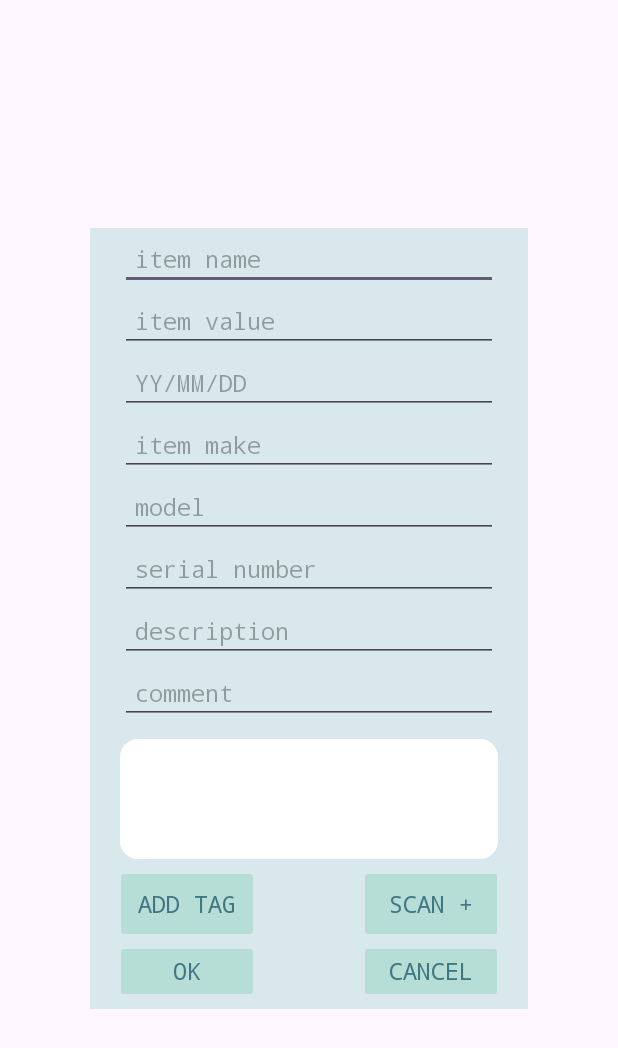
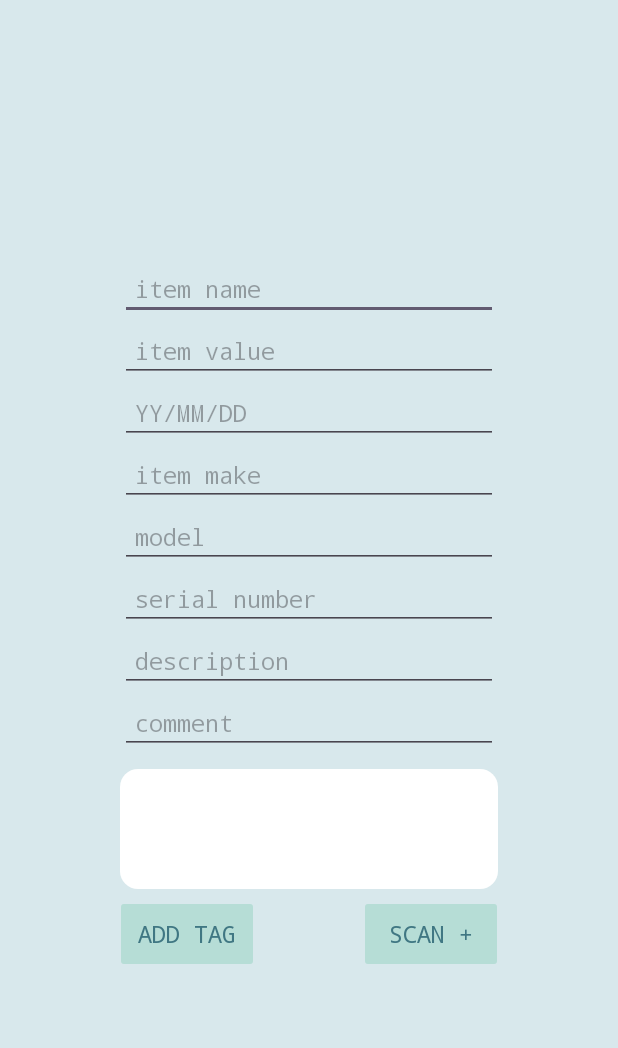
Before and after one commit to CMPUT301F23T29/agile-beast, an Android app: the layout fragment_input.xml on its own in the app's theme, with its tools: preview values and no code run, on a phone screen of 412 x 824 dp. Shown: the top 1048 px of the screen. Run offline under Robolectric (Android 15) with nearby library versions, the phone set to English and light mode, and no system bars.

Commit message:
Update fragment_input.xml

```diff
--- a/app/src/main/res/layout/fragment_input.xml
+++ b/app/src/main/res/layout/fragment_input.xml
@@ -8,7 +8,8 @@
     android:layout_centerHorizontal="true"
     android:layout_centerVertical="true"
     android:weightSum="10"
-    tools:context=".InputFragment">
+    tools:context=".InputFragment"
+    android:background="@color/background">
 
     <LinearLayout
         android:layout_width="0dp"
@@ -161,45 +162,6 @@
 
         </androidx.constraintlayout.widget.ConstraintLayout>
 
-        <androidx.constraintlayout.widget.ConstraintLayout
-            android:layout_width="match_parent"
-            android:layout_height="wrap_content"
-            android:layout_marginBottom="10dp">
-
-            <androidx.appcompat.widget.AppCompatButton
-                android:id="@+id/ok_button"
-                android:layout_width="wrap_content"
-                android:layout_height="30dp"
-                android:background="@drawable/square_button"
-                android:backgroundTint="@color/taskbar"
-                android:fontFamily="monospace"
-                android:text="ok"
-                android:textColor="@color/button_text"
-                android:textSize="15sp"
-                app:layout_constraintBottom_toBottomOf="parent"
-                app:layout_constraintEnd_toEndOf="parent"
-                app:layout_constraintHorizontal_bias="0.1"
-                app:layout_constraintStart_toStartOf="parent"
-                app:layout_constraintTop_toTopOf="parent" />
-
-            <androidx.appcompat.widget.AppCompatButton
-                android:id="@+id/cancel_button"
-                android:layout_width="wrap_content"
-                android:layout_height="30dp"
-                android:background="@drawable/square_button"
-                android:backgroundTint="@color/taskbar"
-                android:fontFamily="monospace"
-                android:text="cancel"
-                android:textColor="@color/button_text"
-                android:textSize="15sp"
-                app:layout_constraintBottom_toBottomOf="parent"
-                app:layout_constraintEnd_toEndOf="parent"
-                app:layout_constraintHorizontal_bias="0.9"
-                app:layout_constraintStart_toStartOf="parent"
-                app:layout_constraintTop_toTopOf="parent" />
-
-        </androidx.constraintlayout.widget.ConstraintLayout>
-
     </LinearLayout>
 
 </androidx.constraintlayout.widget.ConstraintLayout>
```
